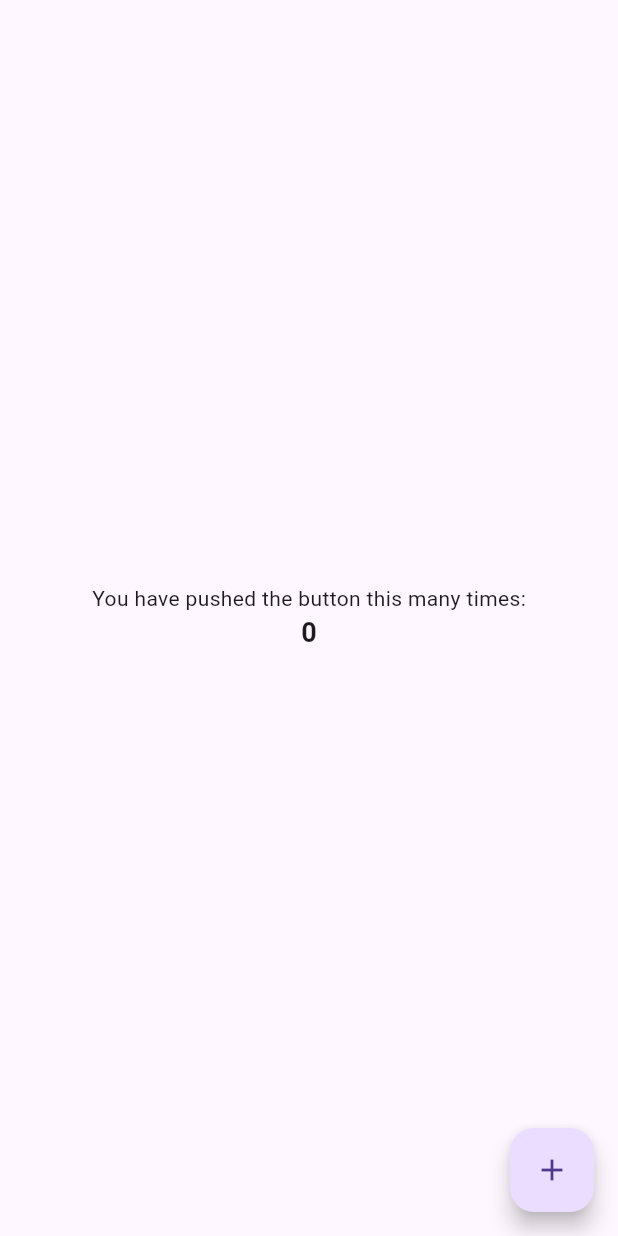
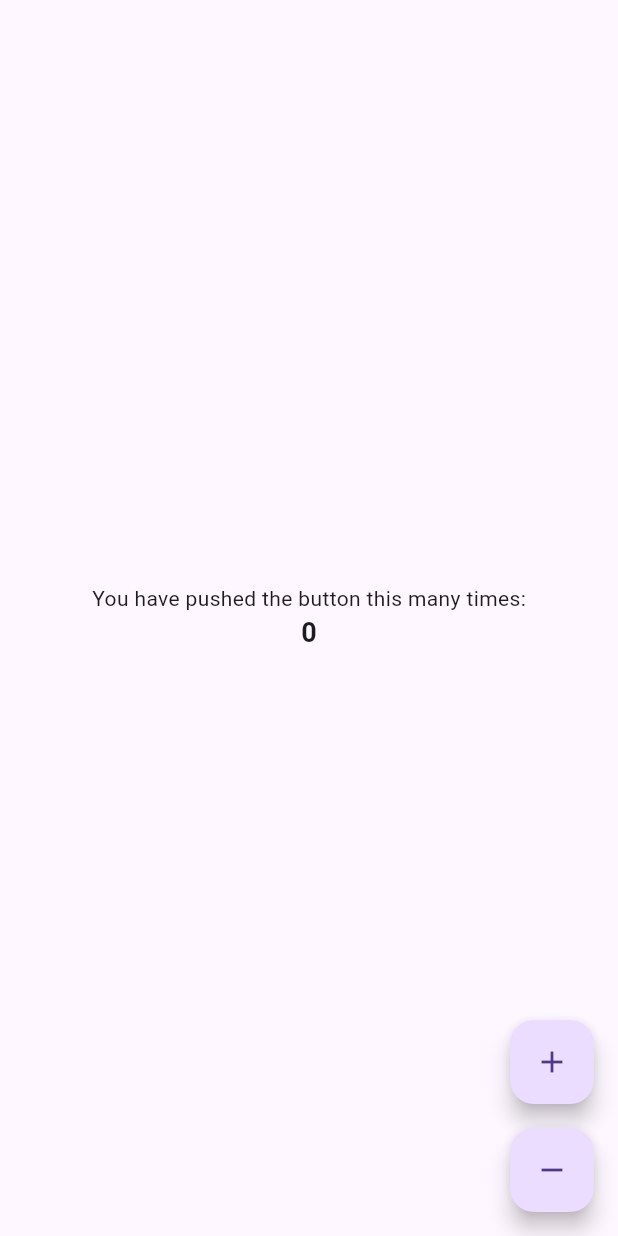
Before and after one commit to hayohtee/bloc_tutorial, a Flutter app: the screen it shows after launch, on a phone screen of 412 x 824 dp. Run offline on Flutter 3.47's test engine with Material 3 defaults, Android fonts, the phone set to English and light mode, and no system bars; our stand-ins replace flutter_bloc.

Commit message:
Add decrement button

```diff
--- a/lib/home_page.dart
+++ b/lib/home_page.dart
@@ -30,11 +30,23 @@ class HomePage extends StatelessWidget {
           ],
         ),
       ),
-      floatingActionButton: FloatingActionButton(
-        onPressed: () {
-          BlocProvider.of<CounterBloc>(context).add(CounterIncremented());
-        },
-        child: Icon(Icons.add),
+      floatingActionButton: Column(
+        mainAxisSize: MainAxisSize.min,
+        children: [
+          FloatingActionButton(
+            onPressed: () {
+              BlocProvider.of<CounterBloc>(context).add(CounterIncremented());
+            },
+            child: Icon(Icons.add),
+          ),
+          SizedBox(height: 16),
+          FloatingActionButton(
+            onPressed: () {
+              BlocProvider.of<CounterBloc>(context).add(CounterDecremented());
+            },
+            child: Icon(Icons.remove),
+          ),
+        ],
       ),
     );
   }
```
